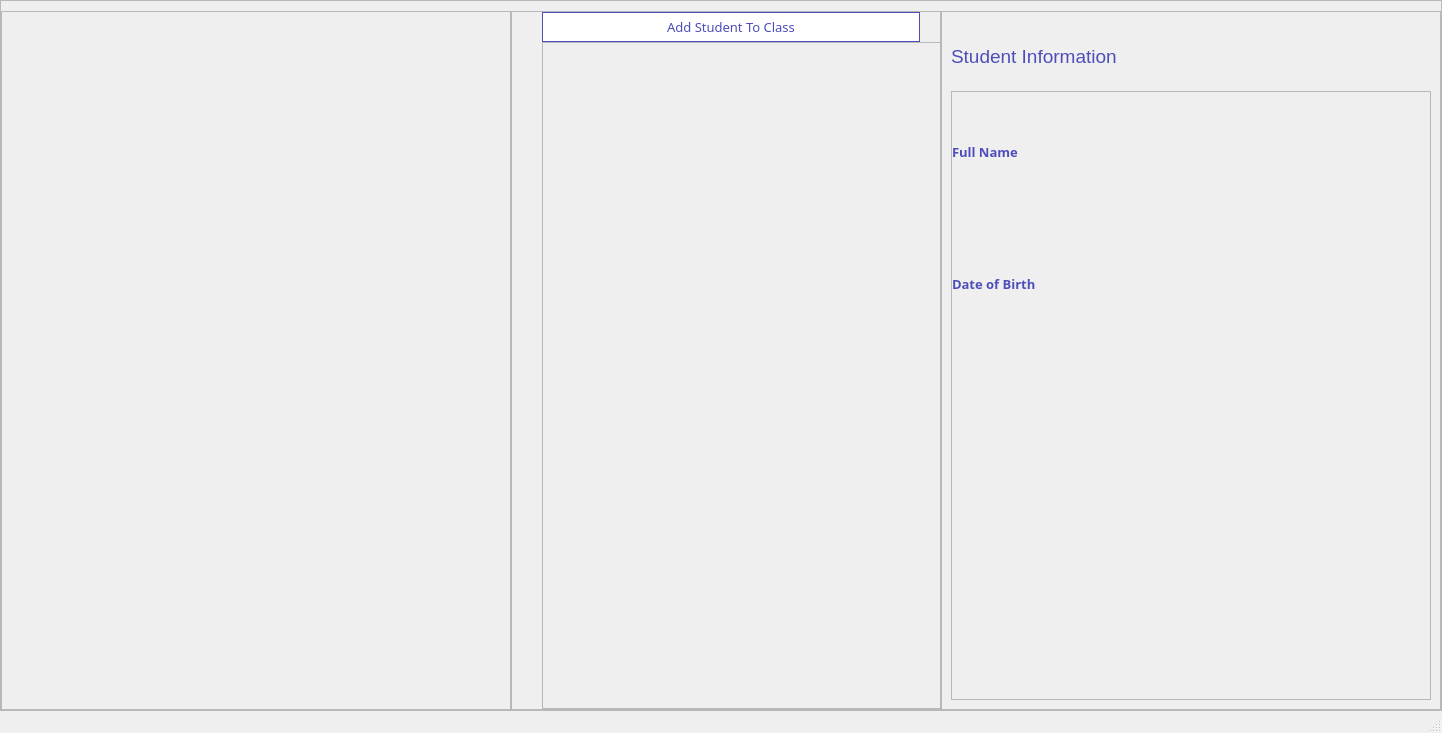
Qt form ClassStudents.ui (kedat/Khoa) before a commit.
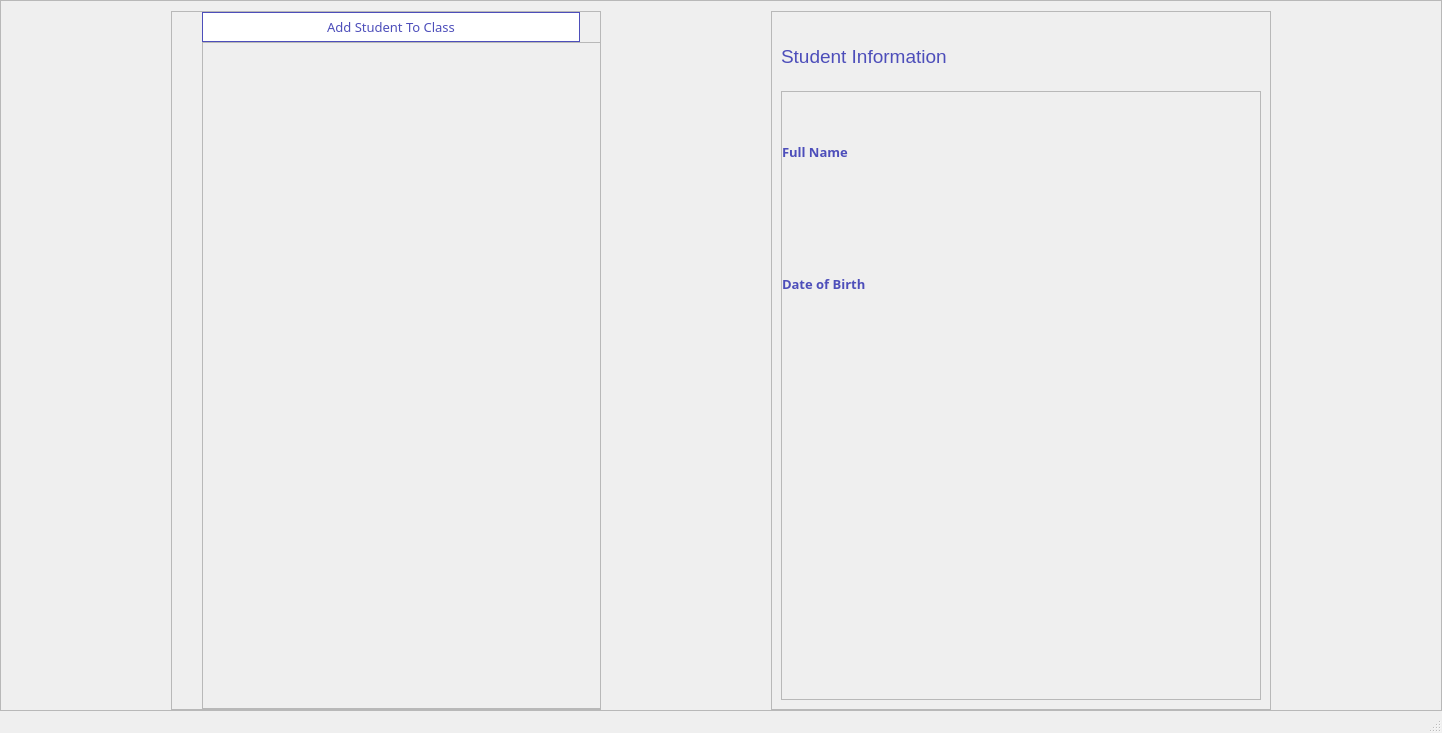
The same form after that commit.

What changed in the file:
```diff
--- a/ClassStudents.ui
+++ b/ClassStudents.ui
@@ -54,38 +54,6 @@
        <property name="bottomMargin">
         <number>0</number>
        </property>
-       <item>
-        <widget class="QFrame" name="Seats">
-         <property name="frameShape">
-          <enum>QFrame::StyledPanel</enum>
-         </property>
-         <property name="frameShadow">
-          <enum>QFrame::Raised</enum>
-         </property>
-         <layout class="QFormLayout" name="formLayout">
-          <property name="rightMargin">
-           <number>20</number>
-          </property>
-          <property name="bottomMargin">
-           <number>30</number>
-          </property>
-          <item row="0" column="0">
-           <widget class="Line" name="line_2">
-            <property name="orientation">
-             <enum>Qt::Horizontal</enum>
-            </property>
-           </widget>
-          </item>
-          <item row="1" column="0">
-           <widget class="Line" name="line">
-            <property name="orientation">
-             <enum>Qt::Horizontal</enum>
-            </property>
-           </widget>
-          </item>
-         </layout>
-        </widget>
-       </item>
        <item>
         <widget class="QFrame" name="frame_12">
          <property name="minimumSize">
```
